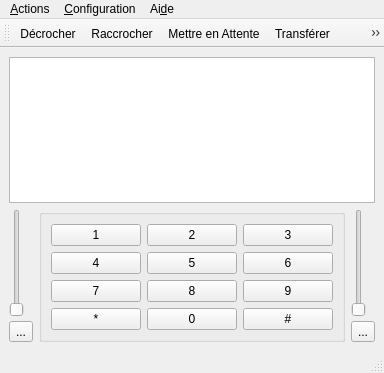
This is sflphone-qt.ui in KDE/ring-kde as Qt 5 draws it before an edit. The edited form follows.
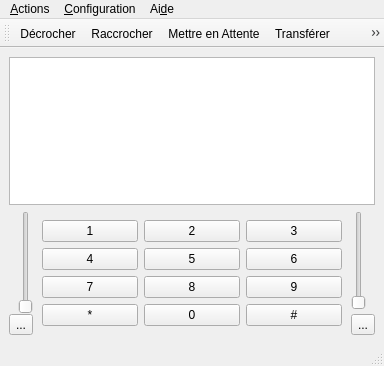
This is the edited form. Icons and pictures are not drawn. Custom widgets are drawn as their Qt base class.

```diff
--- a/sflphone-qt.ui
+++ b/sflphone-qt.ui
@@ -6,7 +6,7 @@
     <x>0</x>
     <y>0</y>
     <width>384</width>
-    <height>373</height>
+    <height>366</height>
    </rect>
   </property>
   <property name="windowTitle" >
@@ -14,15 +14,21 @@
   </property>
   <widget class="QWidget" name="centralwidget" >
    <layout class="QVBoxLayout" name="verticalLayout" >
+    <property name="sizeConstraint" >
+     <enum>QLayout::SetDefaultConstraint</enum>
+    </property>
     <item>
      <widget class="QListWidget" name="listWidget_callList" />
     </item>
     <item>
      <layout class="QHBoxLayout" name="horizontalLayout" >
+      <property name="spacing" >
+       <number>0</number>
+      </property>
       <item>
        <layout class="QVBoxLayout" name="verticalLayout_2" >
         <property name="spacing" >
-         <number>4</number>
+         <number>0</number>
         </property>
         <property name="sizeConstraint" >
          <enum>QLayout::SetDefaultConstraint</enum>
@@ -45,7 +51,7 @@
            </size>
           </property>
           <property name="layoutDirection" >
-           <enum>Qt::LeftToRight</enum>
+           <enum>Qt::RightToLeft</enum>
           </property>
           <property name="autoFillBackground" >
            <bool>false</bool>
@@ -53,6 +59,12 @@
           <property name="orientation" >
            <enum>Qt::Vertical</enum>
           </property>
+          <property name="invertedAppearance" >
+           <bool>false</bool>
+          </property>
+          <property name="invertedControls" >
+           <bool>false</bool>
+          </property>
           <property name="tickPosition" >
            <enum>QSlider::NoTicks</enum>
           </property>
@@ -72,8 +84,8 @@
        </layout>
       </item>
       <item>
-       <widget class="KButtonGroup" name="dialpadButtonGroup" >
-        <layout class="QGridLayout" name="gridLayout_2" >
+       <widget class="QWidget" native="1" name="widget" >
+        <layout class="QGridLayout" name="gridLayout" >
          <item row="0" column="0" >
           <widget class="QPushButton" name="pushButton_1" >
            <property name="sizePolicy" >
@@ -468,14 +480,6 @@
    </property>
   </action>
  </widget>
- <customwidgets>
-  <customwidget>
-   <class>KButtonGroup</class>
-   <extends>QGroupBox</extends>
-   <header>kbuttongroup.h</header>
-   <container>1</container>
-  </customwidget>
- </customwidgets>
  <resources>
   <include location="resources.qrc" />
  </resources>
```
Left out of the diff: 56 changed lines with no effect on the pictures.
